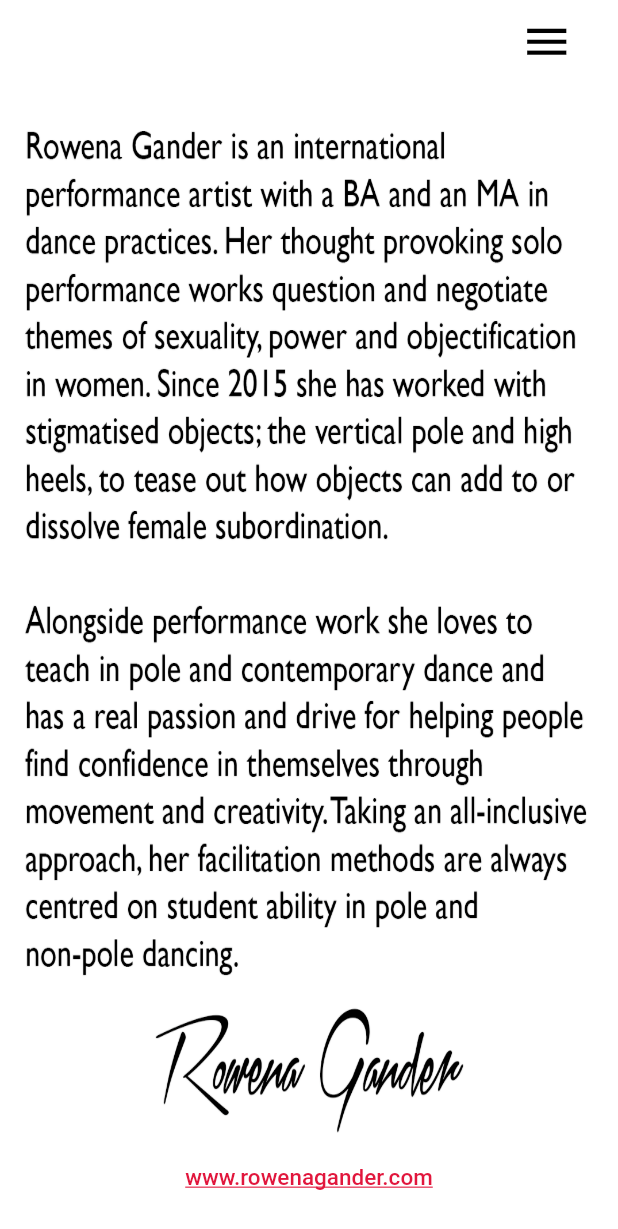
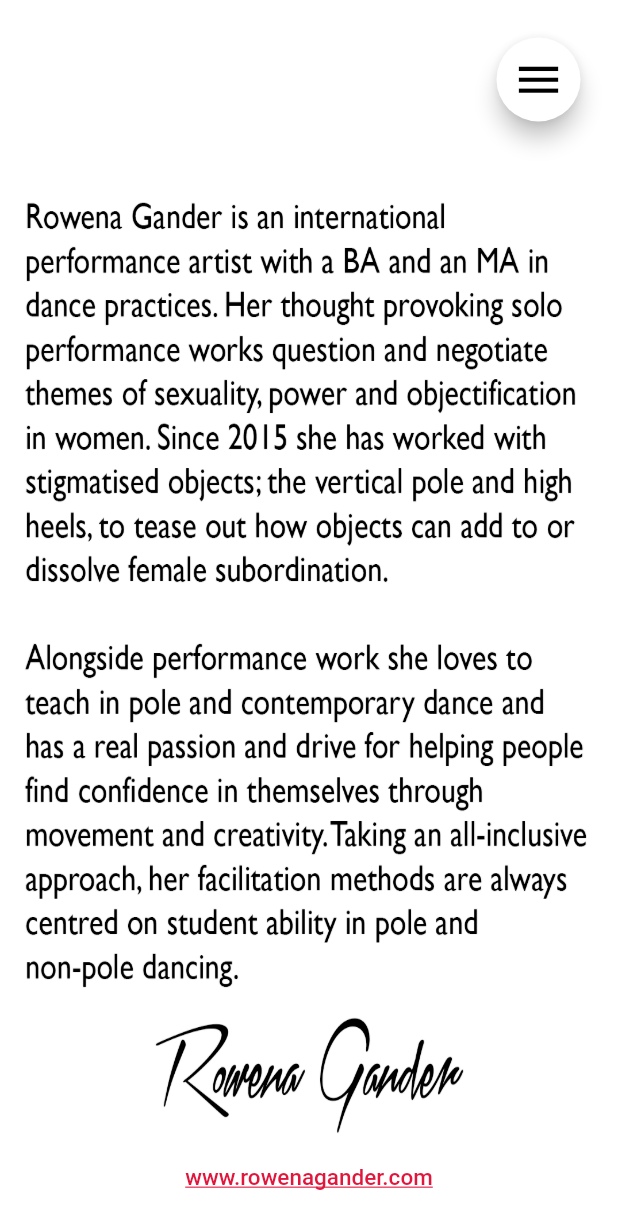
Before and after one commit to apheriabritt/pole-purpose, a Flutter app: the Author screen opened directly, on a phone screen of 412 x 824 dp. Shown: the top 1229 px of the screen. Run offline on Flutter 3.47's test engine with Material 2 defaults, Android fonts, the phone set to English and light mode, and no system bars; our stand-ins replace audioplayers, flip_card, flutter_html, flutter_icons, flutter_local_notifications, flutter_swiper and 2 more; missing offline and left inert: flutter_wordpress; network calls fail; Roboto replaces fonts that are missing (GillSansMT).

Commit message:
small edits. stage before firebase introduction.

```diff
--- a/lib/CARD MIX/CardFocus.dart
+++ b/lib/CARD MIX/CardFocus.dart
@@ -34,7 +34,7 @@ class _CardFocusState extends State<CardFocus> {
   @override
   Widget build(BuildContext context) {
     return Material(
-      child: Scaffold(
+      child: Scaffold(extendBodyBehindAppBar: true,
         floatingActionButtonLocation: FloatingActionButtonLocation.startTop,
         floatingActionButton: Padding(
           padding: const EdgeInsets.fromLTRB(0, 15, 0, 0),
--- a/lib/CONSTANTS/card.dart
+++ b/lib/CONSTANTS/card.dart
@@ -13,7 +13,7 @@ class CardWidget {
   ScrollController _controller = ScrollController();
 
   Widget showActionCard(bool appbar) {
-    return Scaffold(
+    return Scaffold(extendBodyBehindAppBar: true,
         appBar: appbar!=true?PreferredSize(child:Container(),preferredSize: Size(0,0),): CupertinoNavigationBar(
     padding: EdgeInsetsDirectional.only(start: 0, end: 0),
     leading: FlatButton(
@@ -241,7 +241,7 @@ Scroll down to see examples for every day movement inspiration, but first try to
 
 
   Widget showEveryday2Card(bool appbar) {
-    return Scaffold(
+    return Scaffold(extendBodyBehindAppBar: true,
       appBar: appbar!=true?PreferredSize(child:Container(),preferredSize: Size(0,0),): CupertinoNavigationBar(
         padding: EdgeInsetsDirectional.only(start: 0, end: 0),
         leading: FlatButton(
--- a/lib/CONSTANTS/hamburger.dart
+++ b/lib/CONSTANTS/hamburger.dart
@@ -16,12 +16,10 @@ import 'package:pole_purpose/MORE%20INFO/terms.dart';
 import 'package:pole_purpose/ONLINE%20CLASSES/OnlineClasses.dart';
 
 
-var hamburger = AppBar(
-    backgroundColor: Colors.transparent,
-    elevation: 0.0,
-    actions:[
+var hamburger = PreferredSize(
       // IconButton(icon:Icon(Icons.vpn_key),color:Colors.black.withOpacity(0.1),onPressed: (){Navigator.push(context, MaterialPageRoute(builder: (context) => PushHub(),));}),
-      StatefulBuilder(
+    preferredSize: const Size.fromHeight(200.0),
+     child: StatefulBuilder(
     builder: (BuildContext context, StateSetter setState) {
 void showModal(){
   showModalBottomSheet<void>(
@@ -161,18 +159,6 @@ void showModal(){
                         Navigator.push(
                             context,
                             MaterialPageRoute(
-                              builder: (context) => Blog(),
-                            ));
-                      },
-                      child: ListTile(
-                          title: Text('BLOG')
-                      ),
-                    ),
-                    GestureDetector(
-                      onTap:(){
-                        Navigator.push(
-                            context,
-                            MaterialPageRoute(
                               builder: (context) => Copyright(),
                             ));
                       },
@@ -242,7 +228,18 @@ void showModal(){
     },
   );
     }
-          return IconButton(icon:Icon(Icons.menu,color:Colors.black,size:35),onPressed: showModal,);}),
-      Container(width:25)
-    ]
+          return
+            SafeArea(
+              child: Row(
+                mainAxisAlignment: MainAxisAlignment.end,
+                children:[ Padding(
+                  padding: const EdgeInsets.all(25.0),
+                  child: FloatingActionButton(
+                      backgroundColor: Colors.white,
+                      child:Icon(Icons.menu,color:Colors.black,size:35),onPressed: showModal
+          ),
+                )],
+              ),
+            );}),
+
 );
--- a/lib/INSTRUCTIONS/choreotips.dart
+++ b/lib/INSTRUCTIONS/choreotips.dart
@@ -5,7 +5,7 @@ import 'package:pole_purpose/CONSTANTS/hamburger.dart';
 class ChoreoTips extends StatelessWidget {
   @override
   Widget build(BuildContext context) {
-    return Scaffold(
+    return Scaffold(extendBodyBehindAppBar: true,
         backgroundColor: Colors.white,
       appBar: hamburger,
         body: Material(
--- a/lib/INSTRUCTIONS/developmovement.dart
+++ b/lib/INSTRUCTIONS/developmovement.dart
@@ -5,7 +5,7 @@ import 'package:pole_purpose/CONSTANTS/hamburger.dart';
 class DevelopMovement extends StatelessWidget {
   @override
   Widget build(BuildContext context) {
-    return Scaffold(
+    return Scaffold(extendBodyBehindAppBar: true,
         backgroundColor: Colors.white,
         appBar: hamburger,
         body: Material(
--- a/lib/INSTRUCTIONS/futherinfo.dart
+++ b/lib/INSTRUCTIONS/futherinfo.dart
@@ -5,7 +5,7 @@ import 'package:pole_purpose/CONSTANTS/hamburger.dart';
 class FurtherInfo extends StatelessWidget {
   @override
   Widget build(BuildContext context) {
-    return Scaffold(
+    return Scaffold(extendBodyBehindAppBar: true,
         backgroundColor: Colors.white,
         appBar: hamburger,
         body: Material(
--- a/lib/INSTRUCTIONS/glossary.dart
+++ b/lib/INSTRUCTIONS/glossary.dart
@@ -5,7 +5,7 @@ import 'package:pole_purpose/CONSTANTS/hamburger.dart';
 class Glossary extends StatelessWidget {
   @override
   Widget build(BuildContext context) {
-    return Scaffold(
+    return Scaffold(extendBodyBehindAppBar: true,
         backgroundColor: Colors.white,
         appBar: hamburger,
 body: Material(
--- a/lib/INSTRUCTIONS/intro.dart
+++ b/lib/INSTRUCTIONS/intro.dart
@@ -5,7 +5,7 @@ import 'package:pole_purpose/CONSTANTS/hamburger.dart';
 class Intro extends StatelessWidget {
   @override
   Widget build(BuildContext context) {
-    return Scaffold(
+    return Scaffold(extendBodyBehindAppBar: true,
         backgroundColor: Colors.white,
         appBar: hamburger,
         body: Material(
--- a/lib/INSTRUCTIONS/safety.dart
+++ b/lib/INSTRUCTIONS/safety.dart
@@ -5,7 +5,7 @@ import 'package:pole_purpose/CONSTANTS/hamburger.dart';
 class Safety extends StatelessWidget {
   @override
   Widget build(BuildContext context) {
-    return Scaffold(
+    return Scaffold(extendBodyBehindAppBar: true,
         backgroundColor: Colors.white,
              appBar: hamburger,
 
--- a/lib/MORE INFO/author.dart
+++ b/lib/MORE INFO/author.dart
@@ -6,7 +6,7 @@ import 'package:url_launcher/url_launcher.dart';
 class Author extends StatelessWidget {
   @override
   Widget build(BuildContext context) {
-    return Scaffold(
+    return Scaffold(extendBodyBehindAppBar: true,
       backgroundColor: Colors.white,
       appBar: hamburger,
       body: Material(
--- a/lib/MORE INFO/copyright.dart
+++ b/lib/MORE INFO/copyright.dart
@@ -5,7 +5,7 @@ import 'package:pole_purpose/CONSTANTS/hamburger.dart';
 class Copyright extends StatelessWidget {
   @override
   Widget build(BuildContext context) {
-    return Scaffold(
+    return Scaffold(extendBodyBehindAppBar: true,
         backgroundColor: Colors.white,
         appBar: hamburger,
         body: Material(
--- a/lib/MORE INFO/privacy.dart
+++ b/lib/MORE INFO/privacy.dart
@@ -46,7 +46,7 @@ class Privacy extends StatelessWidget {
 
   @override
   Widget build(BuildContext context) {
-    return Scaffold(
+    return Scaffold(extendBodyBehindAppBar: true,
       backgroundColor: Colors.white,
       appBar: hamburger,
       body: Material(
--- a/lib/MORE INFO/terms.dart
+++ b/lib/MORE INFO/terms.dart
@@ -40,7 +40,7 @@ class Terms extends StatelessWidget {
 
   @override
   Widget build(BuildContext context) {
-    return Scaffold(
+    return Scaffold(extendBodyBehindAppBar: true,
       backgroundColor: Colors.white,
       appBar: hamburger,
       body: Material(
--- a/lib/ONLINE CLASSES/OnlineClasses.dart
+++ b/lib/ONLINE CLASSES/OnlineClasses.dart
@@ -6,7 +6,7 @@ import 'package:url_launcher/url_launcher.dart';
 class OnlineClasses extends StatelessWidget {
   @override
   Widget build(BuildContext context) {
-    return Scaffold(
+    return Scaffold(extendBodyBehindAppBar: true,
       backgroundColor: Colors.white,
       appBar: hamburger,
       body: Material(
```
Also changed, not shown: lib/BLOG/blog.dart (+14 -7 lines), lib/BROWSE CARDS/BrowseCards.dart (+17 -5 lines), lib/CARD MIX/3CardMix.dart (+4 -4 lines), lib/MORE INFO/about.dart (+30 -26 lines).
